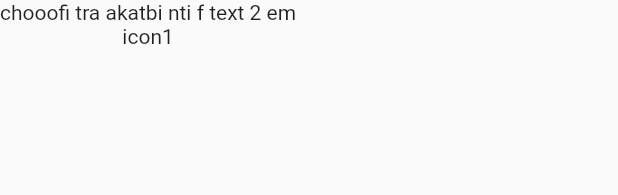
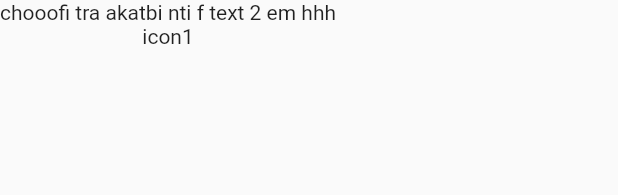
Before and after one commit to amina04/medica_test, a Flutter app: the Menu widget shown alone on an empty page, opened directly, on a phone screen of 412 x 824 dp. Shown: the top 195 px of the screen. Run offline on Flutter 3.47's test engine with Material 2 defaults, Android fonts, the phone set to English and light mode, and no system bars; our stand-ins replace sqflite; accounts and stored records are empty.

Commit message:
cree texte pour tester

```diff
--- a/lib/menu.dart
+++ b/lib/menu.dart
@@ -13,7 +13,7 @@ class Menu extends StatelessWidget {
                 Container(
                   child: Column(
                     children: <Widget>[
-                      Text('chooofi tra akatbi nti f text 2 em'),
+                      Text('chooofi tra akatbi nti f text 2 em hhh'),
                       Text('icon1'),
                     ],
                   ),
```
